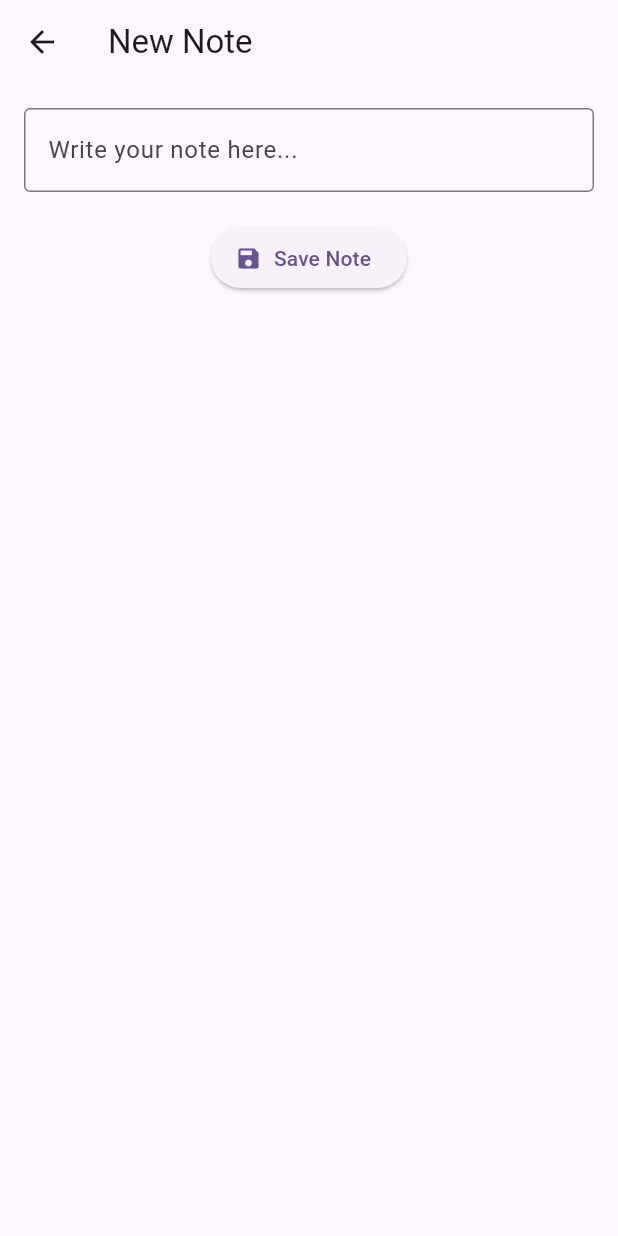
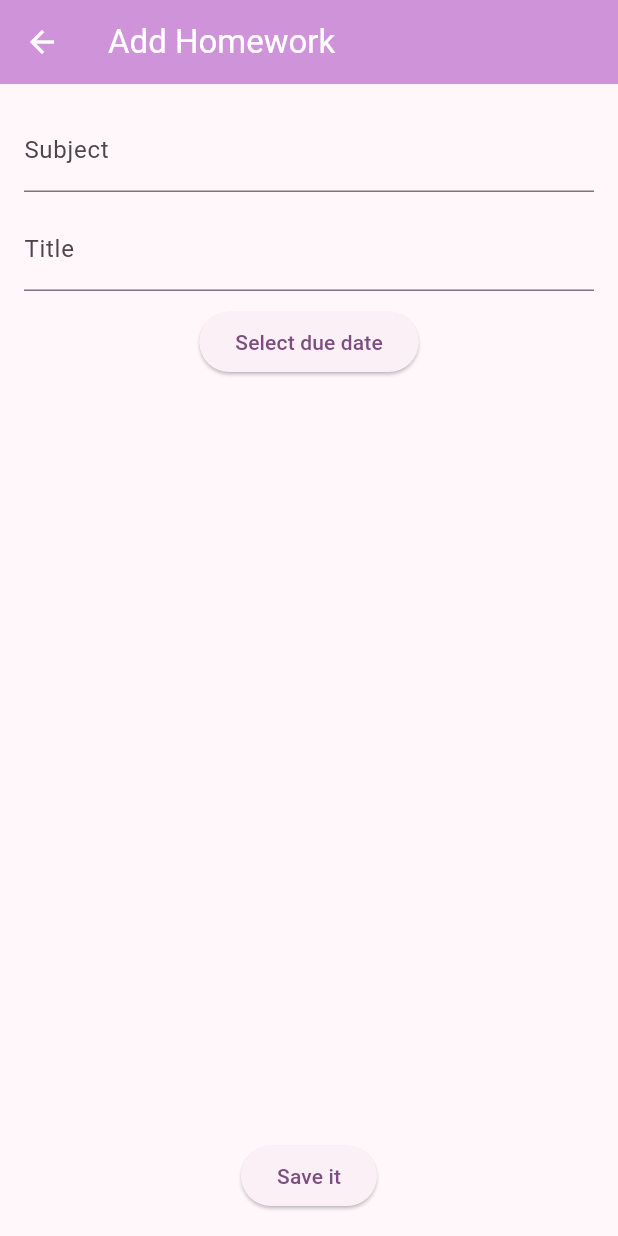
Before and after one commit to taguhi-manukyan/midtermMobile, a Flutter app: the screen it shows after launch, after a tap on the "add" icon, on a phone screen of 412 x 824 dp. Run offline on Flutter 3.47's test engine with Material 3 defaults, Android fonts, the phone set to English and light mode, and no system bars; our stand-ins replace flutter_bloc, go_router.

Commit message:
Midterm project Homework tracker

```diff
--- a/lib/main.dart
+++ b/lib/main.dart
@@ -1,175 +1,155 @@
 import 'package:flutter/material.dart';
+import 'package:flutter_bloc/flutter_bloc.dart';
 import 'package:go_router/go_router.dart';
-import 'package:provider/provider.dart';
 
 void main() {
-  runApp(
-    ChangeNotifierProvider(
-      create: (_) => NoteProvider(),
-      child: const MyApp(),
-    ),
-  );
+  runApp(MainApp());
 }
 
-class Note {
-  String content;
-  Note(this.content);
+class TaskItem{
+  String subj;
+  String desc;
+  DateTime due;
+  bool done;
+  TaskItem({required this.subj, required this.desc, required this.due, this.done=false});
 }
 
-class NoteProvider extends ChangeNotifier {
-  final List<Note> _notes = [];
-
-  List<Note> get notes => _notes;
-
-  void addNote(String content) {
-    if (content.trim().isNotEmpty) {
-      _notes.insert(0, Note(content));
-      notifyListeners();
-    }
+class TaskManager extends Cubit<List<TaskItem>>{
+  TaskManager():super([]);
+  void addTask(t){
+    emit([...state, t]);
   }
-
-  void updateNote(int index, String newContent) {
-    if (newContent.trim().isNotEmpty && index >= 0 && index < _notes.length) {
-      _notes[index].content = newContent;
-      notifyListeners();
-    }
+  void toggleDone(i){
+    var l = List<TaskItem>.from(state);
+    l[i].done = !l[i].done;
+    emit(l);
   }
 }
 
-
-final _router = GoRouter(
-  routes: [
-    GoRoute(
-      path: '/',
-      builder: (context, state) => const NotesListPage(),
-    ),
-    GoRoute(
-      path: '/create',
-      builder: (context, state) => const CreateNotePage(),
-    ),
-    GoRoute(
-      path: '/edit/:index',
-      builder: (context, state) {
-        final index = int.tryParse(state.pathParameters['index'] ?? '-1') ?? -1;
-        return CreateNotePage(editIndex: index);
-      },
-    ),
-  ],
+GoRouter appRouter = GoRouter(
+    routes: [
+      GoRoute(path:'/', builder:(c,s)=>TaskListPage()),
+      GoRoute(path:'/add', builder:(c,s)=>AddTaskPage()),
+    ]
 );
 
-class MyApp extends StatelessWidget {
-  const MyApp({super.key});
+class MainApp extends StatelessWidget{
+  @override
+  Widget build(BuildContext context){
+    return BlocProvider(
+      create: (_)=>TaskManager(),
+      child: MaterialApp.router(
+        debugShowCheckedModeBanner:false,
+        routerConfig:appRouter,
+        title:'Homework Tracker',
+        theme: ThemeData(
+          useMaterial3:true,
+          colorScheme: ColorScheme.fromSeed(seedColor: Colors.purple),
+          appBarTheme: AppBarTheme(backgroundColor: Colors.purple[200], foregroundColor:Colors.white),
+          floatingActionButtonTheme: FloatingActionButtonThemeData(backgroundColor:Colors.purple[200], foregroundColor:Colors.white),
+          checkboxTheme: CheckboxThemeData(fillColor: MaterialStatePropertyAll(Colors.purple[200])),
+          cardTheme: CardThemeData(
+            elevation:4,
+            shadowColor: Colors.purple.withOpacity(0.3),
+            shape: RoundedRectangleBorder(borderRadius: BorderRadius.circular(12)),
+          ),
+        ),),
+    );
+  }}
 
+class TaskListPage extends StatelessWidget{
   @override
-  Widget build(BuildContext context) {
-    return MaterialApp.router(
-      title: 'Notes App',
-      theme: ThemeData(
-        colorScheme: ColorScheme.fromSeed(seedColor: Colors.deepPurple),
-      ),
-      routerConfig: _router,
-    );
-  }
-}
-
-class NotesListPage extends StatelessWidget {
-  const NotesListPage({super.key});
-
-  @override
-  Widget build(BuildContext context) {
-    final notes = context.watch<NoteProvider>().notes;
-
+  Widget build(BuildContext context){
     return Scaffold(
-      appBar: AppBar(
-        title: const Text('My Notes'),
-      ),
-      body: notes.isEmpty
-          ? const Center(child: Text('No notes yet. Tap + to add one!'))
-          : ListView.builder(
-        itemCount: notes.length,
-        itemBuilder: (context, index) => ListTile(
-          leading: const Icon(Icons.note),
-          title: Text(notes[index].content),
-          onTap: () {
-            context.push('/edit/$index');
+      appBar: AppBar(title:Text('Homework Tracker')),
+      body: BlocBuilder<TaskManager,List<TaskItem>>(builder:(context,list){
+        if(list.isEmpty) return Center(child: Text('No task added yet.'));
+        return ListView.builder(
+          itemCount:list.length,
+          itemBuilder:(c,i){
+            var item = list[i];
+            return Card(
+              color: item.done?Colors.green[50]:Colors.purple[50],
+              child: ListTile(
+                  title: Text(item.desc, style: TextStyle(decoration: item.done?TextDecoration.lineThrough:null)),
+                  subtitle: Column(
+                      crossAxisAlignment:CrossAxisAlignment.start,
+                      children:[
+                        Text(item.subj, style: TextStyle(color:Colors.purple[300])),
+                        Text('Due: ${item.due.toLocal().toString().split(' ')[0]}')
+                      ]
+                  ),
+                  trailing: Checkbox(
+                      value: item.done,
+                      onChanged:(_){context.read<TaskManager>().toggleDone(i);}
+                  ),
+                  onTap:(){context.read<TaskManager>().toggleDone(i);}
+              ),
+            );
           },
-        ),
-      ),
+        );
+      }),
       floatingActionButton: FloatingActionButton(
-        onPressed: () => context.push('/create'),
-        child: const Icon(Icons.add),
+        onPressed: ()=>context.push('/add'),
+        child: Icon(Icons.add),
       ),
     );
   }
 }
 
-class CreateNotePage extends StatefulWidget {
-  final int? editIndex;
+class AddTaskPage extends StatefulWidget{
+  @override
+  _AddTaskPageState createState()=>_AddTaskPageState();
+}
 
-  const CreateNotePage({super.key, this.editIndex});
+class _AddTaskPageState extends State<AddTaskPage>{
+  var formK=GlobalKey<FormState>();
+  var subCtrl=TextEditingController();
+  var descCtrl=TextEditingController();
+  DateTime? selDate;
 
   @override
-  State<CreateNotePage> createState() => _CreateNotePageState();
+  Widget build(BuildContext context){
+    return Scaffold(
+      appBar: AppBar(title:Text('Add Homework')),
+      body: Padding(
+        padding: EdgeInsets.all(16),
+        child: Form(
+          key:formK,
+          child: Column(
+            children:[
+              TextFormField(
+                controller:subCtrl,
+                decoration: InputDecoration(labelText:'Subject'),
+                validator:(v)=>v!.isEmpty?'Enter subject':null,
+              ),
+              SizedBox(height:10),
+              TextFormField(
+                controller:descCtrl,
+                decoration: InputDecoration(labelText:'Title'),
+                validator:(v)=>v!.isEmpty?'Enter title':null,
+              ),
+              SizedBox(height:10),
+              ElevatedButton(
+                onPressed:() async{
+                  var now = DateTime.now();
+                  var d = await showDatePicker(context:context, initialDate:now, firstDate:now, lastDate:DateTime(now.year+2));
+                  if(d!=null) setState(()=>selDate=d);
+                },
+                child: Text(selDate==null?'Select due date':'Due: ${selDate!.toLocal().toString().split(' ')[0]}'),
+              ),
+              Spacer(),
+              ElevatedButton(
+                onPressed:(){
+                  if(formK.currentState!.validate() && selDate!=null){
+                    var t = TaskItem(subj:subCtrl.text, desc:descCtrl.text, due:selDate!);
+                    context.read<TaskManager>().addTask(t);
+                    context.pop();
+                  }},
+                child: Text('Save it'),
+              ),
+            ],
+          ),
+        ),),
+    );}
 }
-
-class _CreateNotePageState extends State<CreateNotePage> {
-  final _controller = TextEditingController();
-
-  @override
-  void initState() {
-    super.initState();
-    if (widget.editIndex != null) {
-      final notes = context.read<NoteProvider>().notes;
-      if (widget.editIndex! >= 0 && widget.editIndex! < notes.length) {
-        _controller.text = notes[widget.editIndex!].content;
-      }
-    }
-  }
-
-  void _saveNote() {
-    final text = _controller.text.trim();
-    if (text.isEmpty) return;
-
-    final provider = context.read<NoteProvider>();
-
-    if (widget.editIndex != null) {
-      provider.updateNote(widget.editIndex!, text);
-    } else {
-      provider.addNote(text);
-    }
-
-    context.pop();
-  }
-
-  @override
-  Widget build(BuildContext context) {
-    final isEditing = widget.editIndex != null;
-
-    return Scaffold(
-      appBar: AppBar(
-        title: Text(isEditing ? 'Edit Note' : 'New Note'),
-      ),
-      body: Padding(
-        padding: const EdgeInsets.all(16),
-        child: Column(
-          children: [
-            TextField(
-              controller: _controller,
-              decoration: const InputDecoration(
-                hintText: 'Write your note here...',
-                border: OutlineInputBorder(),
-              ),
-              maxLines: null,
-            ),
-            const SizedBox(height: 20),
-            ElevatedButton.icon(
-              onPressed: _saveNote,
-              icon: const Icon(Icons.save),
-              label: Text(isEditing ? 'Update Note' : 'Save Note'),
-            ),
-          ],
-        ),
-      ),
-    );
-  }
-}
--- a/pubspec.yaml
+++ b/pubspec.yaml
@@ -32,6 +32,8 @@ dependencies:
     sdk: flutter
   provider: ^6.0.5
   go_router: ^14.2.0
+  flutter_bloc: ^9.0.0
+
 
   # The following adds the Cupertino Icons font to your application.
   # Use with the CupertinoIcons class for iOS style icons.
```
Also changed, not shown: pubspec.lock.
